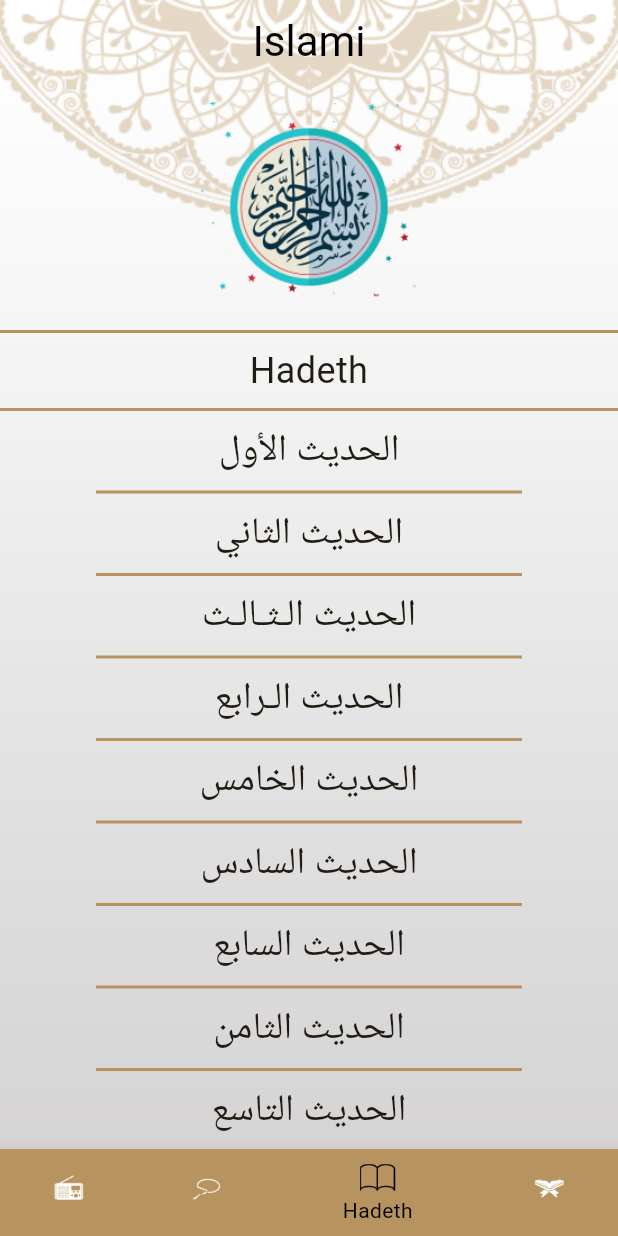
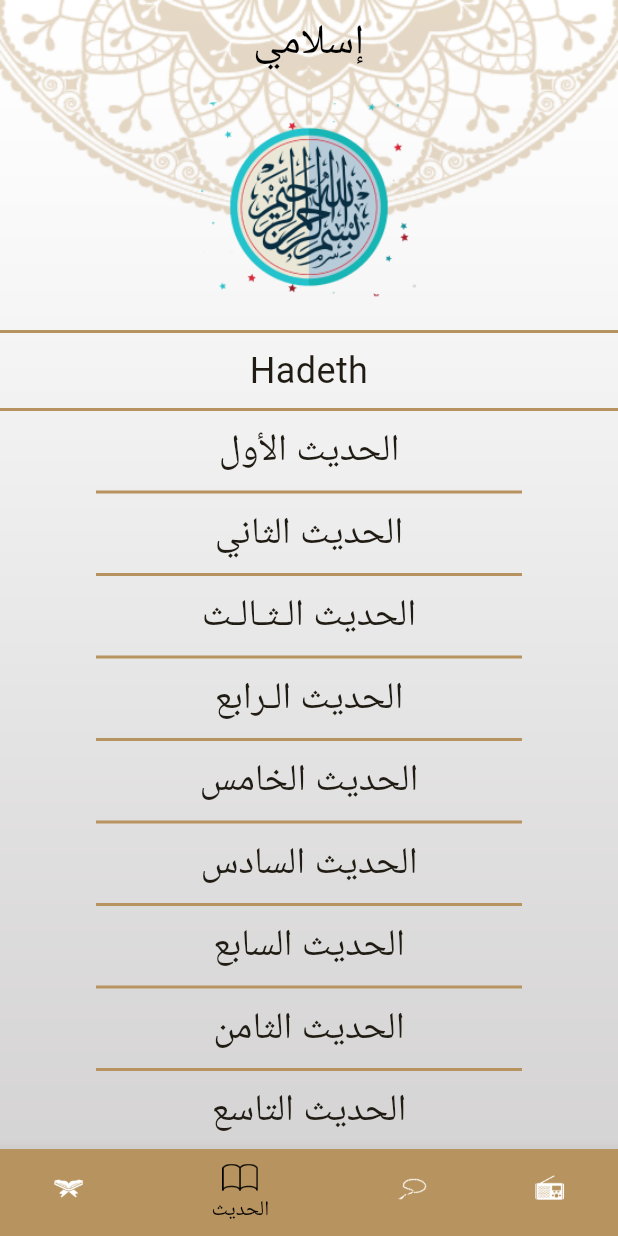
Before and after one commit to mahmoudash7/Islami-App, a Flutter app: the screen it shows after launch, item 3 of the bottom bar chosen, on a phone screen of 412 x 824 dp. Run offline on Flutter 3.47's test engine with Material 3 defaults, Android fonts, the phone set to English and light mode, and no system bars; generated files the repository leaves out were written again.

Commit message:
+ localization

```diff
--- /dev/null
+++ b/l10n.yaml
@@ -0,0 +1,3 @@
+arb-dir: lib/l10n
+template-arb-file: app_en.arb
+output-localization-file: app_localizations.dart
--- a/lib/UI/Home/HomeScreen.dart
+++ b/lib/UI/Home/HomeScreen.dart
@@ -1,4 +1,5 @@
 import 'package:flutter/material.dart';
+import 'package:flutter_gen/gen_l10n/app_localizations.dart';
 import 'package:islami_app/UI/Home/hadeth/HadethTab.dart';
 import 'package:islami_app/UI/Home/quran/QuranTab.dart';
 import 'package:islami_app/UI/Home/radio/RadioTab.dart';
@@ -23,7 +24,7 @@ class _HomeScreenState extends State<HomeScreen> {
               fit: BoxFit.fill)),
       child: Scaffold(
         appBar: AppBar(
-          title: Text("Islami"),
+          title: Text(AppLocalizations.of(context)!.app_name),
         ),
         bottomNavigationBar: BottomNavigationBar(
           onTap: (index) {
@@ -36,19 +37,19 @@ class _HomeScreenState extends State<HomeScreen> {
             BottomNavigationBarItem(
                 backgroundColor: Theme.of(context).primaryColor,
                 icon: ImageIcon(AssetImage('assets/images/radio.png')),
-                label: 'Radio'),
+                label: AppLocalizations.of(context)!.radio),
             BottomNavigationBarItem(
                 backgroundColor: Theme.of(context).primaryColor,
                 icon: ImageIcon(AssetImage('assets/images/sebha.png')),
-                label: 'Tasbeeh'),
+                label: AppLocalizations.of(context)!.tasbeh),
             BottomNavigationBarItem(
                 backgroundColor: Theme.of(context).primaryColor,
                 icon: ImageIcon(AssetImage('assets/images/7adeeth.png')),
-                label: 'Hadeth'),
+                label: AppLocalizations.of(context)!.hadeth),
             BottomNavigationBarItem(
                 backgroundColor: Theme.of(context).primaryColor,
                 icon: ImageIcon(AssetImage('assets/images/quran.png')),
-                label: 'Quran'),
+                label: AppLocalizations.of(context)!.quran),
           ],
         ),
         body: tabs[selectedTabIndex],
--- /dev/null
+++ b/lib/l10n/app_ar.arb
@@ -0,0 +1,9 @@
+{
+  "app_name": "إسلامي",
+  "quran": "القرآن",
+  "hadeth": "الحديث",
+  "tasbeh": "تسبيح",
+  "radio": "الإذاعة",
+  "hadeth_number": "رقم الحديث",
+  "chapter_name": "اسم السورة"
+}
--- a/lib/main.dart
+++ b/lib/main.dart
@@ -1,4 +1,5 @@
 import 'package:flutter/material.dart';
+import 'package:flutter_gen/gen_l10n/app_localizations.dart';
 import 'package:islami_app/UI/Chapter%20Details/ChapterDetailsScreen.dart';
 import 'package:islami_app/UI/Hadeth%20Detials/HadethDetailsScreen.dart';
 import 'package:islami_app/UI/Home/HomeScreen.dart';
@@ -47,6 +48,12 @@ class myApplication extends StatelessWidget {
         HadethDetailsScreen.routeName: (_) => HadethDetailsScreen()
       },
       initialRoute: SplashScreen.routeName,
+      localizationsDelegates: AppLocalizations.localizationsDelegates,
+      supportedLocales: [
+        Locale('en'), // English
+        Locale('ar'), // Spanish
+      ],
+      locale: Locale('ar'),
     );
   }
 }
--- a/pubspec.yaml
+++ b/pubspec.yaml
@@ -35,6 +35,9 @@ dependencies:
   # The following adds the Cupertino Icons font to your application.
   # Use with the CupertinoIcons class for iOS style icons.
   cupertino_icons: ^1.0.2
+  flutter_localizations:
+    sdk: flutter
+  intl: any
 
 dev_dependencies:
   flutter_test:
@@ -52,7 +55,7 @@ dev_dependencies:
 
 # The following section is specific to Flutter packages.
 flutter:
-
+  generate: true
   # The following line ensures that the Material Icons font is
   # included with your application, so that you can use the icons in
   # the material Icons class.
```
Also changed, not shown: lib/l10n/app_en.arb (added, +9 -0 lines), pubspec.lock, 1 other file.
